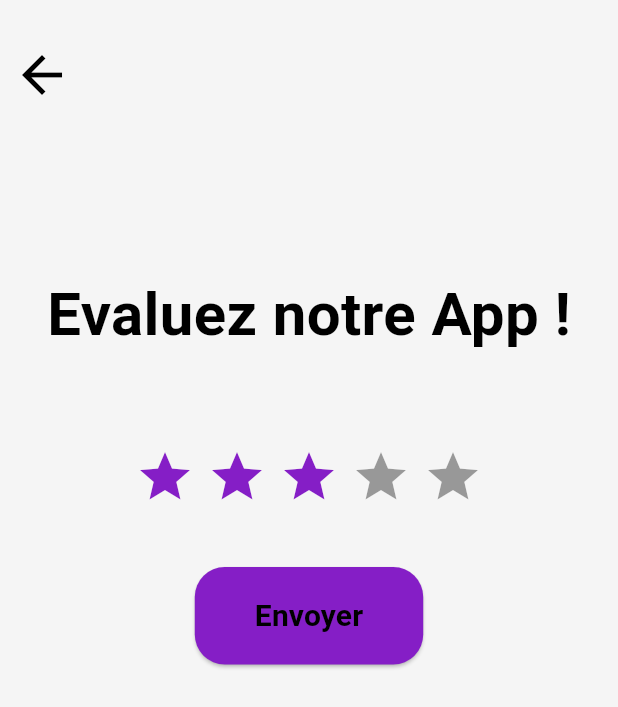
After one commit to Tayebomheni/mental-health-app, a Flutter app: the RateAppScreen1 screen opened directly, on a phone screen of 412 x 824 dp. The commit adds this screen. Shown: the top 707 px of the screen. Run offline on Flutter 3.47's test engine with Material 3 defaults, Android fonts, the phone set to English and light mode, and no system bars; drawn by our look-alikes of flutter_rating_bar; our stand-ins replace cloud_firestore, firebase_auth, firebase_core, firebase_storage, image_picker, ionicons and 2 more; missing offline and left inert: dialog_flowtter; accounts and stored records are empty; project files that could hold a hidden picture were left out.

Commit message:
rate et question

```diff
--- /dev/null
+++ b/lib/Widgets/rate1.dart
@@ -0,0 +1,108 @@
+import 'package:flutter/material.dart';
+import 'package:pcd/pages/Parametres.dart';
+// ignore: depend_on_referenced_packages
+import 'package:pcd/resultat.dart';
+import 'package:flutter_rating_bar/flutter_rating_bar.dart';
+
+class RateAppScreen1 extends StatefulWidget {
+   const RateAppScreen1({super.key});
+  @override
+  _RateAppScreen1State createState() => _RateAppScreen1State();
+}
+
+class _RateAppScreen1State extends State<RateAppScreen1> {
+  @override
+  Widget build(BuildContext context) {
+    return Scaffold(
+      backgroundColor: Theme.of(context).colorScheme.background,
+      appBar: AppBar(
+        toolbarHeight: 100,
+        backgroundColor: Theme.of(context).colorScheme.background,
+        leading: IconButton(
+          icon: Icon(Icons.arrow_back),
+          onPressed: () {
+             Navigator.push(
+                        context,
+                        MaterialPageRoute(builder: (context) => Parametres()),
+                      );
+            // Action à effectuer lors de l'appui sur la flèche de retour
+          },
+          iconSize: 40,
+        ),
+        elevation: 0.0,
+      ),
+      body: Center(
+        child: Column(
+          mainAxisAlignment: MainAxisAlignment.center,
+          children: [
+            Text(
+              'Evaluez notre App !',
+              style: TextStyle(color: Theme.of(context).brightness == Brightness.dark
+                    ? Colors.white
+                    : Colors.black,fontSize: 40.0, // Changer la taille de la police ici
+                 fontWeight: FontWeight.bold,),
+
+            ),
+            SizedBox(height: 60),
+            RatingBar.builder(
+              initialRating: 3,
+              minRating: 1,
+              direction: Axis.horizontal,
+              allowHalfRating: true,
+              itemCount: 5,
+              itemPadding: EdgeInsets.symmetric(horizontal: 4.0),
+              itemBuilder: (context, _) => Icon(
+                Icons.star,
+                color: Color.fromARGB(255, 133, 30, 198),
+              ),
+              onRatingUpdate: (rating) {
+                // You can use the rating value as needed
+                print(rating);
+              },
+            ),
+            SizedBox(height: 40),
+            ElevatedButton(
+              onPressed: () {
+
+
+
+
+              },
+              child:Text('Envoyer', style: TextStyle(color: Theme.of(context).brightness == Brightness.dark
+                    ? Colors.white
+                    : Colors.black,fontSize: 20,fontWeight: FontWeight.bold),),
+              style: ElevatedButton.styleFrom(
+            backgroundColor: Color.fromARGB(255, 133, 30, 198),
+            padding: EdgeInsets.symmetric(vertical: 18.0, horizontal: 40.0),// Changer la couleur de fond du bouton ici
+            shape: RoundedRectangleBorder(
+              borderRadius: BorderRadius.circular(20.0), // Ajustez le rayon pour arrondir les coins
+            ),
+          ),
+            ),
+          SizedBox(height: 300,),
+
+
+
+
+
+
+          ],
+        ),
+      ),
+    );
+  }
+}
+
+class NextScreen extends StatelessWidget {
+  @override
+  Widget build(BuildContext context) {
+    return Scaffold(
+      appBar: AppBar(
+        title: Text('Next Screen'),
+      ),
+      body: Center(
+        child: Text('This is the next screen.'),
+      ),
+    );
+  }
+}
--- a/lib/pages/Parametres.dart
+++ b/lib/pages/Parametres.dart
@@ -11,7 +11,7 @@ import 'package:pcd/pages/Edit_screen.dart';
 import 'package:pcd/pages/confidentialite.dart';
 import 'package:pcd/theme/themeprovider.dart';
 import 'package:provider/provider.dart';
-import 'package:pcd/rate.dart';
+import 'package:pcd/Widgets/rate1.dart';
 
 
 
@@ -224,7 +224,7 @@ class _AccountScreenState extends State<Parametres> {
                           icon: Ionicons.star,
                           bgColor: Colors.transparent,
                           iconColor: Colors.amber,
-                          onTap: () {Navigator.push(context, MaterialPageRoute(builder: (context) => RateAppScreen()),);},
+                          onTap: () {Navigator.push(context, MaterialPageRoute(builder: (context) => RateAppScreen1()),);},
                         ),
                         const SizedBox(height: 8),
                         SettingItem(
```
Also changed, not shown: lib/pages/MyHomePage.dart (+6 -4 lines), lib/question.dart (+11 -1 lines).
